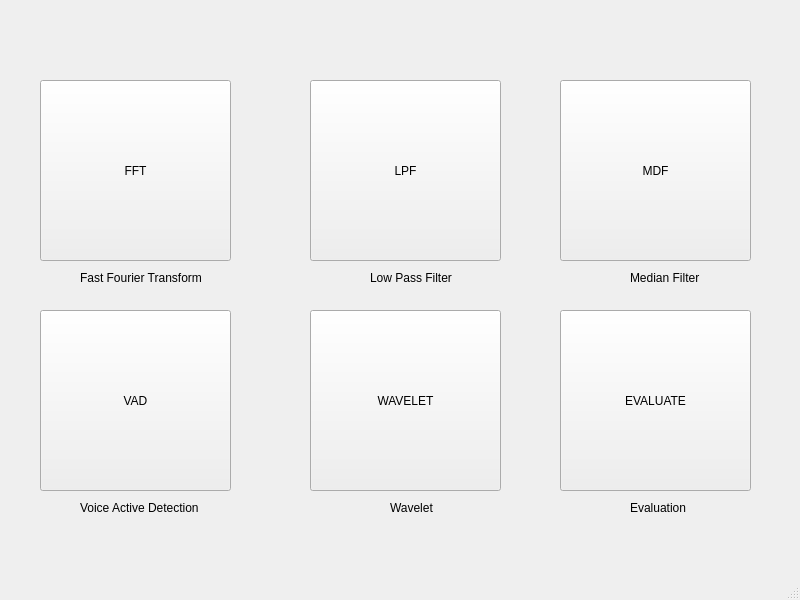
Above: MenuWindow.ui from xuanPhuc-1/DSPproject before the change. Below: the same form after it.
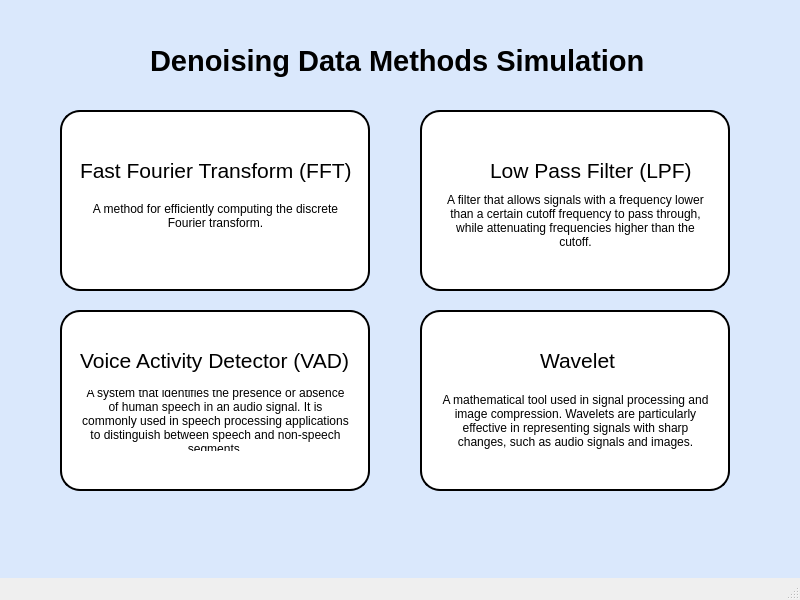
That is the form after the change.

The edit to the form file:
```diff
--- a/MenuWindow.ui
+++ b/MenuWindow.ui
@@ -13,146 +13,163 @@
   <property name="windowTitle">
    <string>MainWindow</string>
   </property>
+  <property name="styleSheet">
+   <string notr="true">QWidget#centralwidget{
+background-color:	rgb(218, 232, 252)}</string>
+  </property>
   <widget class="QWidget" name="centralwidget">
    <widget class="QPushButton" name="btnFFT">
     <property name="geometry">
      <rect>
-      <x>40</x>
-      <y>80</y>
-      <width>191</width>
+      <x>60</x>
+      <y>110</y>
+      <width>310</width>
       <height>181</height>
      </rect>
     </property>
+    <property name="styleSheet">
+     <string notr="true">border-radius:20px;
+background-color: rgb(255, 255, 255);
+border: 2px solid black;</string>
+    </property>
     <property name="text">
-     <string>FFT</string>
+     <string/>
     </property>
    </widget>
    <widget class="QPushButton" name="btnLPF">
     <property name="geometry">
      <rect>
-      <x>310</x>
-      <y>80</y>
-      <width>191</width>
+      <x>420</x>
+      <y>110</y>
+      <width>310</width>
       <height>181</height>
      </rect>
     </property>
-    <property name="text">
-     <string>LPF</string>
+    <property name="styleSheet">
+     <string notr="true">border-radius:20px;
+background-color: rgb(255, 255, 255);
+border: 2px solid black;</string>
     </property>
-   </widget>
-   <widget class="QPushButton" name="btnMDF">
-    <property name="geometry">
-     <rect>
-      <x>560</x>
-      <y>80</y>
-      <width>191</width>
-      <height>181</height>
-     </rect>
-    </property>
     <property name="text">
-     <string>MDF</string>
+     <string/>
     </property>
    </widget>
    <widget class="QPushButton" name="btnWVL">
     <property name="geometry">
      <rect>
-      <x>310</x>
+      <x>420</x>
       <y>310</y>
-      <width>191</width>
+      <width>310</width>
       <height>181</height>
      </rect>
     </property>
+    <property name="styleSheet">
+     <string notr="true">border-radius:20px;
+background-color: rgb(255, 255, 255);
+border: 2px solid black;</string>
+    </property>
     <property name="text">
-     <string>WAVELET</string>
+     <string/>
     </property>
    </widget>
    <widget class="QPushButton" name="btnVAD">
     <property name="geometry">
      <rect>
-      <x>40</x>
+      <x>60</x>
       <y>310</y>
-      <width>191</width>
+      <width>310</width>
       <height>181</height>
      </rect>
     </property>
-    <property name="text">
-     <string>VAD</string>
+    <property name="styleSheet">
+     <string notr="true">border-radius:20px;
+background-color: rgb(255, 255, 255);
+border: 2px solid black;</string>
     </property>
-   </widget>
-   <widget class="QPushButton" name="btnEVA">
-    <property name="geometry">
-     <rect>
-      <x>560</x>
-      <y>310</y>
-      <width>191</width>
-      <height>181</height>
-     </rect>
-    </property>
     <property name="text">
-     <string>EVALUATE</string>
+     <string/>
     </property>
    </widget>
    <widget class="QLabel" name="lbFFT">
     <property name="geometry">
      <rect>
       <x>80</x>
-      <y>270</y>
-      <width>121</width>
-      <height>16</height>
+      <y>150</y>
+      <width>281</width>
+      <height>41</height>
      </rect>
     </property>
-    <property name="text">
-     <string>Fast Fourier Transform</string>
+    <property name="font">
+     <font>
+      <pointsize>16</pointsize>
+     </font>
     </property>
-   </widget>
-   <widget class="QLabel" name="lbLPF">
-    <property name="geometry">
-     <rect>
-      <x>370</x>
-      <y>270</y>
-      <width>121</width>
-      <height>16</height>
-     </rect>
+    <property name="styleSheet">
+     <string notr="true"/>
     </property>
     <property name="text">
-     <string>Low Pass Filter</string>
+     <string>Fast Fourier Transform (FFT)</string>
     </property>
    </widget>
    <widget class="QLabel" name="lbMDF">
     <property name="geometry">
      <rect>
-      <x>630</x>
-      <y>270</y>
-      <width>121</width>
-      <height>16</height>
+      <x>490</x>
+      <y>150</y>
+      <width>201</width>
+      <height>41</height>
      </rect>
     </property>
+    <property name="font">
+     <font>
+      <pointsize>16</pointsize>
+     </font>
+    </property>
+    <property name="styleSheet">
+     <string notr="true"/>
+    </property>
     <property name="text">
-     <string>Median Filter</string>
+     <string>Low Pass Filter (LPF)</string>
     </property>
    </widget>
    <widget class="QLabel" name="lbVAD">
     <property name="geometry">
      <rect>
       <x>80</x>
-      <y>500</y>
-      <width>121</width>
-      <height>16</height>
+      <y>340</y>
+      <width>281</width>
+      <height>41</height>
      </rect>
     </property>
+    <property name="font">
+     <font>
+      <pointsize>16</pointsize>
+     </font>
+    </property>
+    <property name="styleSheet">
+     <string notr="true"/>
+    </property>
     <property name="text">
-     <string>Voice Active Detection</string>
+     <string>Voice Activity Detector (VAD)</string>
     </property>
    </widget>
    <widget class="QLabel" name="lbWAV">
     <property name="geometry">
      <rect>
-      <x>390</x>
-      <y>500</y>
-      <width>121</width>
-      <height>16</height>
+      <x>540</x>
+      <y>340</y>
+      <width>91</width>
+      <height>41</height>
      </rect>
     </property>
+    <property name="font">
+     <font>
+      <pointsize>16</pointsize>
+     </font>
+    </property>
+    <property name="styleSheet">
+     <string notr="true"/>
+    </property>
     <property name="text">
      <string>Wavelet</string>
     </property>
@@ -160,14 +177,97 @@
    <widget class="QLabel" name="lbEVA">
     <property name="geometry">
      <rect>
-      <x>630</x>
-      <y>500</y>
-      <width>121</width>
-      <height>16</height>
+      <x>80</x>
+      <y>190</y>
+      <width>271</width>
+      <height>51</height>
      </rect>
     </property>
     <property name="text">
-     <string>Evaluation</string>
+     <string>A method for efficiently computing the discrete Fourier transform.</string>
+    </property>
+    <property name="alignment">
+     <set>Qt::AlignCenter</set>
+    </property>
+    <property name="wordWrap">
+     <bool>true</bool>
+    </property>
+   </widget>
+   <widget class="QLabel" name="label_2">
+    <property name="geometry">
+     <rect>
+      <x>440</x>
+      <y>190</y>
+      <width>271</width>
+      <height>61</height>
+     </rect>
+    </property>
+    <property name="text">
+     <string>A filter that allows signals with a frequency lower than a certain cutoff frequency to pass through, while attenuating frequencies higher than the cutoff.</string>
+    </property>
+    <property name="alignment">
+     <set>Qt::AlignCenter</set>
+    </property>
+    <property name="wordWrap">
+     <bool>true</bool>
+    </property>
+   </widget>
+   <widget class="QLabel" name="label_3">
+    <property name="geometry">
+     <rect>
+      <x>80</x>
+      <y>390</y>
+      <width>271</width>
+      <height>61</height>
+     </rect>
+    </property>
+    <property name="text">
+     <string>A system that identifies the presence or absence of human speech in an audio signal. It is commonly used in speech processing applications to distinguish between speech and non-speech segments.</string>
+    </property>
+    <property name="alignment">
+     <set>Qt::AlignCenter</set>
+    </property>
+    <property name="wordWrap">
+     <bool>true</bool>
+    </property>
+   </widget>
+   <widget class="QLabel" name="label_4">
+    <property name="geometry">
+     <rect>
+      <x>440</x>
+      <y>390</y>
+      <width>271</width>
+      <height>61</height>
+     </rect>
+    </property>
+    <property name="text">
+     <string>A mathematical tool used in signal processing and image compression. Wavelets are particularly effective in representing signals with sharp changes, such as audio signals and images.</string>
+    </property>
+    <property name="alignment">
+     <set>Qt::AlignCenter</set>
+    </property>
+    <property name="wordWrap">
+     <bool>true</bool>
+    </property>
+   </widget>
+   <widget class="QLabel" name="label_5">
+    <property name="geometry">
+     <rect>
+      <x>150</x>
+      <y>20</y>
+      <width>561</width>
+      <height>81</height>
+     </rect>
+    </property>
+    <property name="font">
+     <font>
+      <pointsize>22</pointsize>
+      <weight>75</weight>
+      <bold>true</bold>
+     </font>
+    </property>
+    <property name="text">
+     <string>Denoising Data Methods Simulation</string>
     </property>
    </widget>
   </widget>
```
Left out of the diff: 8 changed lines with no effect on the pictures.
